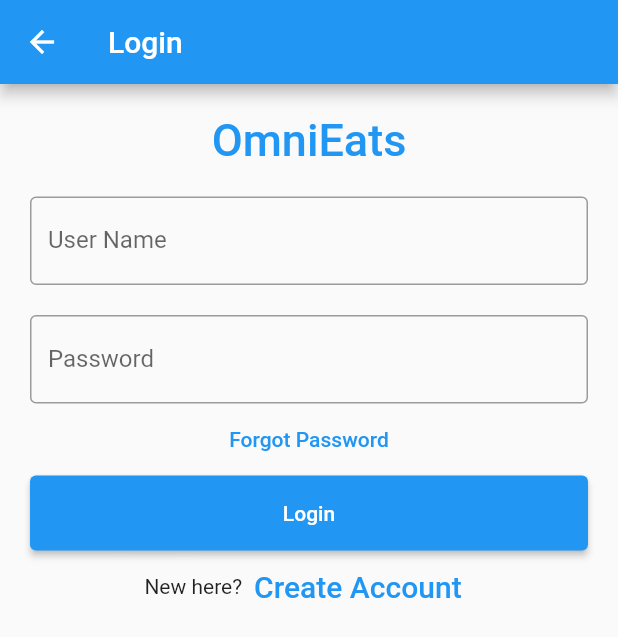
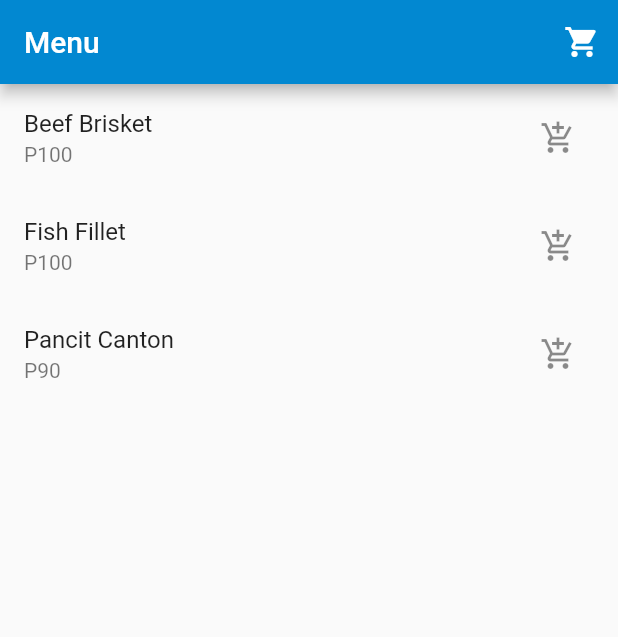
Before and after one commit to lbevangelista/omnieats1, a Flutter app: the Merchants screen opened directly, after a tap on "Ambers", on a phone screen of 412 x 824 dp. Shown: the top 637 px of the screen. Run offline on Flutter 3.47's test engine with Material 2 defaults, Android fonts, the phone set to English and light mode, and no system bars.

Commit message:
Additions
Added "Add to cart" functionality

```diff
--- a/lib/main.dart
+++ b/lib/main.dart
@@ -1,6 +1,8 @@
 import 'dart:io';
 
 import 'package:flutter/material.dart';
+import 'package:omnieats1/pages/checkout.dart';
+import 'package:omnieats1/pages/shop_items.dart';
 
 void main() {
   runApp(MaterialApp(
@@ -427,7 +429,7 @@ class Merchants extends StatelessWidget {
                         onPressed: () {
                           Navigator.push(
                             context,
-                            MaterialPageRoute(builder: (context) => LoginPage()),
+                            MaterialPageRoute(builder: (context) => Ambers()),
                           );
                         },
                       )),
@@ -559,35 +561,27 @@ class Merchants extends StatelessWidget {
                           );
                         },
                       )),
-                  MaterialButton(
-
-                    padding: EdgeInsets.all(8.0),
-                    textColor: Colors.white,
-                    splashColor: Colors.greenAccent,
-                    elevation: 8.0,
-                    child: Container(
-                      decoration: BoxDecoration(
-                        image: DecorationImage(
-                            image: AssetImage('assets/button_color.png'),
-                            fit: BoxFit.cover),
+                  Container(
+                      height: 50,
+                      padding: EdgeInsets.fromLTRB(0, 0, 0, 0),
+                      child: ElevatedButton(
+                        style: ElevatedButton.styleFrom(
+                          primary: Colors.white, // background
+                          onPrimary: Colors.black, // foreground
                         ),
-                      child: Padding(
-                        padding: const EdgeInsets.all(8.0),
-                        child: Text("SIGN OUT"),
-                      ),
-                    ),
-                    // ),
+                        child: Text('Aling Nenas Karenderia'),
                         onPressed: () {
                           Navigator.push(
                             context,
                             MaterialPageRoute(builder: (context) => LoginPage()),
                           );
                         },
-                  ),
+                      )),
         ]
 
             )
         ),
+
 
     bottomNavigationBar: BottomNavigationBar(
       currentIndex: 0, // this will be set when a new tab is tapped
@@ -597,16 +591,43 @@ class Merchants extends StatelessWidget {
           title: new Text('Home'),
       ),
         BottomNavigationBarItem(
-          icon: new Icon(Icons.mail),
-          title: new Text('Messages'),
+          icon: new Icon(Icons.receipt),
+          title: new Text('Receipt'),
         ),
         BottomNavigationBarItem(
             icon: Icon(Icons.person),
             title: Text('Profile')
         )
-
       ],
     ),
     );
   }
 }
+
+class Ambers extends StatelessWidget {
+  @override
+  Widget build(BuildContext context) {
+    Map<int, Color> color = {
+      50: Color.fromRGBO(0, 144, 255, .1),
+      100: Color.fromRGBO(0, 144, 255, .2),
+      200: Color.fromRGBO(0, 144, 255, .3),
+      300: Color.fromRGBO(0, 144, 255, .4),
+      400: Color.fromRGBO(0, 144, 255, .5),
+      500: Color.fromRGBO(0, 144, 255, .6),
+      600: Color.fromRGBO(0, 144, 255, .7),
+      700: Color.fromRGBO(0, 144, 255, .8),
+      800: Color.fromRGBO(0, 144, 255, .9),
+      900: Color.fromRGBO(0, 144, 255, 1),
+    };
+    return MaterialApp(
+      theme: ThemeData(
+        primarySwatch: MaterialColor(0xFF0288D1, color),
+      ),
+      initialRoute: '/',
+      routes: {
+        '/': (BuildContext context) => ShopItems(),
+        '/checkout': (BuildContext context) => Checkout()
+      },
+    );
+  }
+}
--- /dev/null
+++ b/lib/pages/shop_items.dart
@@ -0,0 +1,55 @@
+import 'package:omnieats1/bloc/cart_items_bloc.dart';
+import 'package:flutter/material.dart';
+
+class ShopItems extends StatelessWidget {
+  Widget build(BuildContext context) {
+    return Scaffold(
+      appBar: AppBar(
+        title: Text('Menu'),
+        actions: <Widget>[
+          IconButton(
+            icon: Icon(Icons.shopping_cart),
+            onPressed: () => Navigator.pushNamed(context, '/checkout'),
+          )
+
+        ],
+      ),
+      body: ShopItemsWidget(),
+
+    );
+  }
+}
+
+class ShopItemsWidget extends StatelessWidget {
+  Widget build(BuildContext context) {
+    return StreamBuilder(
+      initialData: bloc.allItems,
+      stream: bloc.getStream,
+      builder: (context, snapshot) {
+        return snapshot.data["shop items"].length > 0
+            ? shopItemsListBuilder(snapshot)
+            : Center(child: Text("All items in shop have been taken"));
+      },
+    );
+  }
+}
+
+Widget shopItemsListBuilder(snapshot) {
+  return ListView.builder(
+    itemCount: snapshot.data["shop items"].length,
+    itemBuilder: (BuildContext context, i) {
+      final shopList = snapshot.data["shop items"];
+      return ListTile(
+        title: Text(shopList[i]['name']),
+        subtitle: Text("\P${shopList[i]['price']}"),
+        trailing: IconButton(
+          icon: Icon(Icons.add_shopping_cart),
+          onPressed: () {
+            bloc.addToCart(shopList[i]);
+          },
+        ),
+        onTap: () {},
+      );
+    },
+  );
+}
```
Also changed, not shown: lib/bloc/cart_items_bloc.dart (added, +40 -0 lines), lib/pages/checkout.dart (added, +53 -0 lines), pubspec.yaml (+6 -63 lines), lib/profile.dart (added), pubspec.lock, 2 other files. Lines whose indentation alone changed are shown as unchanged.
